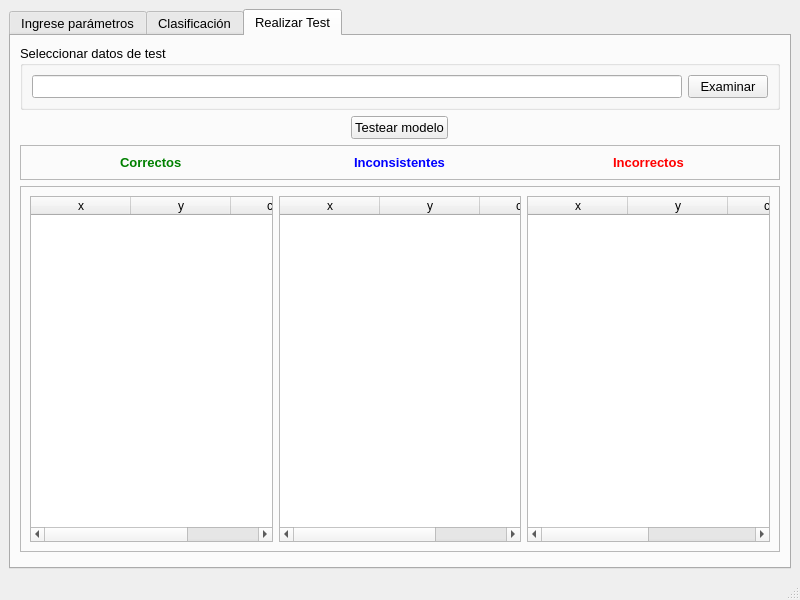
Old version of the form window.ui in the repository gabrielhruza/iatpi.
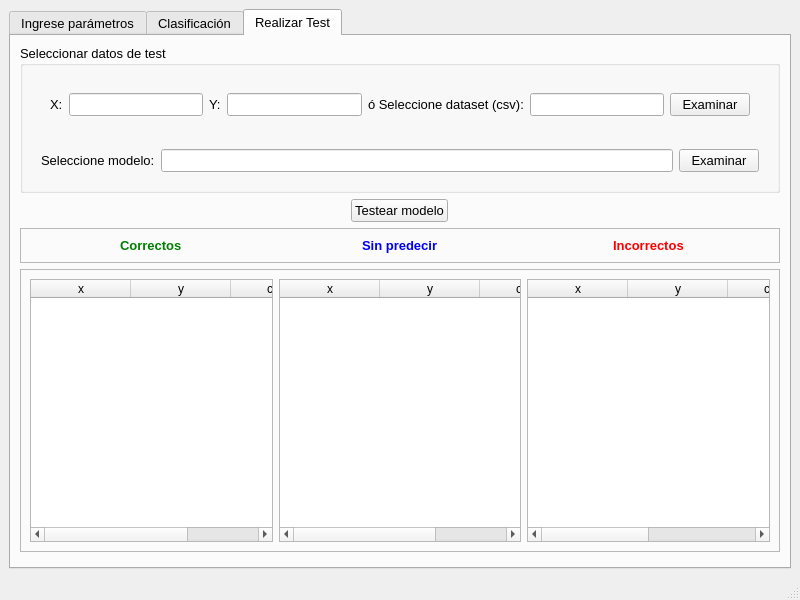
New version of the form. Custom widgets are drawn as their Qt base class.

Commit message: ingresar modelo para testear

Patch:
```diff
--- a/window.ui
+++ b/window.ui
@@ -123,15 +123,99 @@
           <property name="title">
            <string>Seleccionar datos de test</string>
           </property>
-          <layout class="QHBoxLayout" name="horizontalLayout_3">
+          <layout class="QVBoxLayout" name="verticalLayout_4">
            <item>
-            <widget class="QLineEdit" name="input_file_test"/>
+            <widget class="QWidget" name="widget" native="true">
+             <property name="minimumSize">
+              <size>
+               <width>100</width>
+               <height>0</height>
+              </size>
+             </property>
+             <layout class="QHBoxLayout" name="horizontalLayout_8">
+              <item>
+               <widget class="QWidget" name="widget_punto" native="true">
+                <property name="minimumSize">
+                 <size>
+                  <width>50</width>
+                  <height>0</height>
+                 </size>
+                </property>
+                <layout class="QHBoxLayout" name="horizontalLayout_7">
+                 <item>
+                  <widget class="QLabel" name="label_4">
+                   <property name="text">
+                    <string>X:</string>
+                   </property>
+                  </widget>
+                 </item>
+                 <item>
+                  <widget class="QLineEdit" name="punto_x"/>
+                 </item>
+                 <item>
+                  <widget class="QLabel" name="label_5">
+                   <property name="text">
+                    <string>Y:</string>
+                   </property>
+                  </widget>
+                 </item>
+                 <item>
+                  <widget class="QLineEdit" name="punto_y">
+                   <property name="text">
+                    <string/>
+                   </property>
+                  </widget>
+                 </item>
+                 <item>
+                  <widget class="QLabel" name="label_6">
+                   <property name="text">
+                    <string>ó Seleccione dataset (csv):</string>
+                   </property>
+                  </widget>
+                 </item>
+                 <item>
+                  <widget class="QLineEdit" name="input_file_test"/>
+                 </item>
+                 <item>
+                  <widget class="QPushButton" name="examinar_test">
+                   <property name="text">
+                    <string>Examinar</string>
+                   </property>
+                  </widget>
+                 </item>
+                </layout>
+               </widget>
+              </item>
+             </layout>
+            </widget>
            </item>
            <item>
-            <widget class="QPushButton" name="examinar_test">
-             <property name="text">
-              <string>Examinar</string>
+            <widget class="QWidget" name="file_dataset_test" native="true">
+             <property name="minimumSize">
+              <size>
+               <width>100</width>
+               <height>0</height>
+              </size>
              </property>
+             <layout class="QHBoxLayout" name="horizontalLayout_6">
+              <item>
+               <widget class="QLabel" name="label_7">
+                <property name="text">
+                 <string>Seleccione modelo:</string>
+                </property>
+               </widget>
+              </item>
+              <item>
+               <widget class="QLineEdit" name="input_file_model"/>
+              </item>
+              <item>
+               <widget class="QPushButton" name="examinar_modelo">
+                <property name="text">
+                 <string>Examinar</string>
+                </property>
+               </widget>
+              </item>
+             </layout>
             </widget>
            </item>
           </layout>
@@ -196,7 +280,7 @@
               <string notr="true">color: blue</string>
              </property>
              <property name="text">
-              <string>Inconsistentes</string>
+              <string>Sin predecir</string>
              </property>
             </widget>
            </item>
```
The commit also changes 2 other files.
